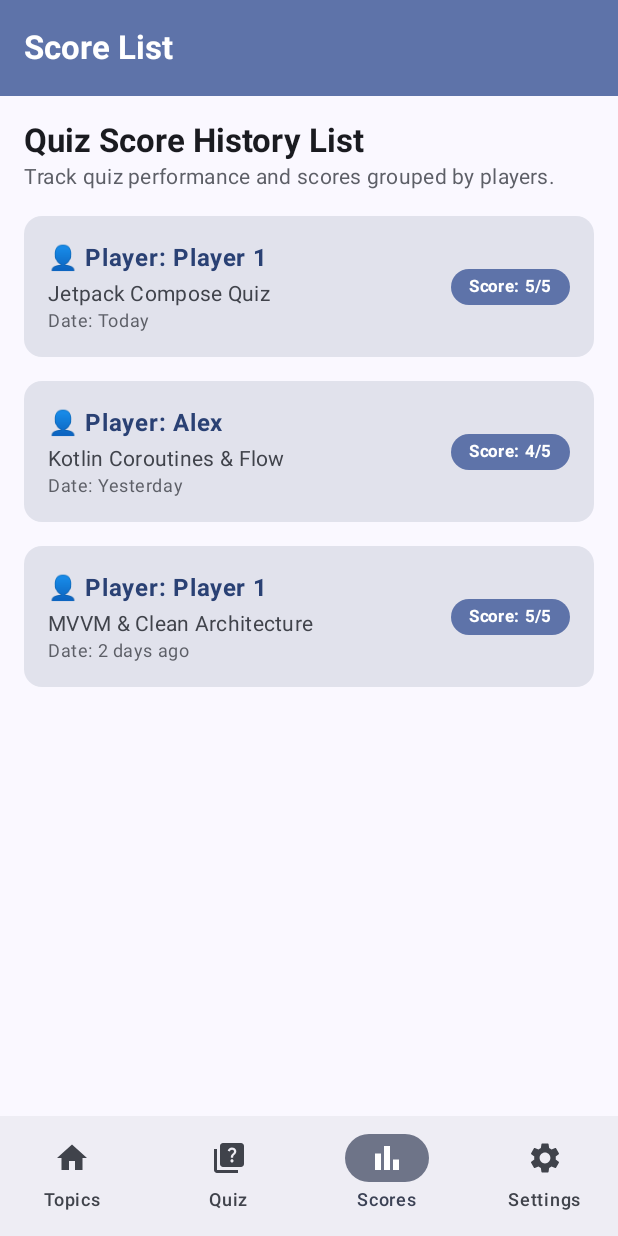
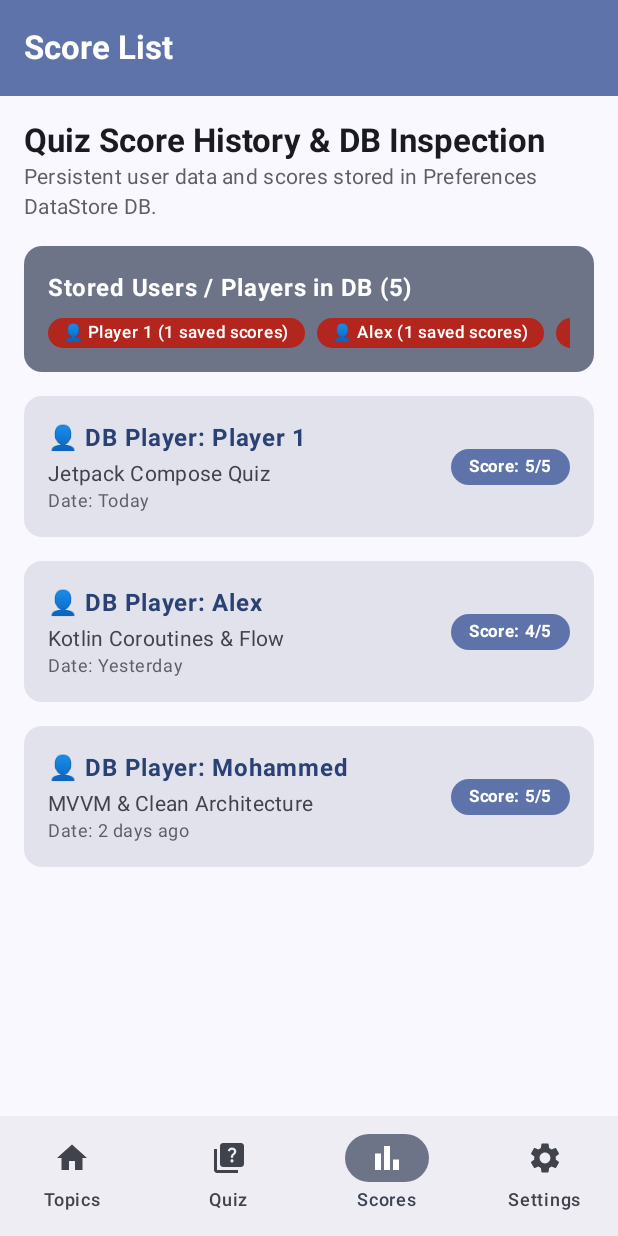
Before and after one commit to JCU-Mobile-Tech/mohammedEduApp, an Android app built with Jetpack Compose: the screen it shows after launch (MainActivity), item 3 of the bottom bar chosen, on a phone screen of 412 x 824 dp. Run offline under Robolectric (Android 15) with nearby library versions, the phone set to English and light mode, and no system bars.

Commit message:
Implement Preferences DataStore database persistence for players and quiz scores with Android Studio App Inspection support

```diff
--- /dev/null
+++ b/app/src/main/java/com/example/mohdeduapp/DataStoreManager.kt
@@ -0,0 +1,52 @@
+package com.example.mohdeduapp
+
+import android.content.Context
+import androidx.datastore.preferences.core.edit
+import androidx.datastore.preferences.core.stringPreferencesKey
+import androidx.datastore.preferences.preferencesDataStore
+import kotlinx.coroutines.flow.Flow
+import kotlinx.coroutines.flow.map
+
+val Context.dataStore by preferencesDataStore(name = "eduquiz_database_preferences")
+
+class DataStoreManager(private val context: Context) {
+    companion object {
+        val PLAYERS_KEY = stringPreferencesKey("registered_players_db")
+        val SCORES_KEY = stringPreferencesKey("quiz_scores_db")
+    }
+
+    val playersFlow: Flow<List<String>> = context.dataStore.data.map { preferences ->
+        val playersString = preferences[PLAYERS_KEY] ?: "Player 1,Alex,Mohammed,Sarah,David"
+        playersString.split(",").filter { it.isNotBlank() }
+    }
+
+    suspend fun savePlayers(players: List<String>) {
+        context.dataStore.edit { preferences ->
+            preferences[PLAYERS_KEY] = players.joinToString(",")
+        }
+    }
+
+    val scoresFlow: Flow<List<QuizScoreRecord>> = context.dataStore.data.map { preferences ->
+        val scoresString = preferences[SCORES_KEY] ?: ""
+        if (scoresString.isBlank()) {
+            listOf(
+                QuizScoreRecord("Player 1", "Jetpack Compose Quiz", 5, 5, "Today"),
+                QuizScoreRecord("Alex", "Kotlin Coroutines & Flow", 4, 5, "Yesterday"),
+                QuizScoreRecord("Mohammed", "MVVM & Clean Architecture", 5, 5, "2 days ago")
+            )
+        } else {
+            scoresString.split(";").mapNotNull { recordStr ->
+                val parts = recordStr.split("|")
+                if (parts.size == 5) {
+                    QuizScoreRecord(parts[0], parts[1], parts[2].toIntOrNull() ?: 0, parts[3].toIntOrNull() ?: 5, parts[4])
+                } else null
+            }
+        }
+    }
+
+    suspend fun saveScores(scores: List<QuizScoreRecord>) {
+        context.dataStore.edit { preferences ->
+            preferences[SCORES_KEY] = scores.joinToString(";") { "${it.playerName}|${it.topicTitle}|${it.score}|${it.total}|${it.date}" }
+        }
+    }
+}
--- a/app/src/main/java/com/example/mohdeduapp/MainActivity.kt
+++ b/app/src/main/java/com/example/mohdeduapp/MainActivity.kt
@@ -23,7 +23,12 @@ import androidx.compose.ui.platform.LocalContext
 import androidx.compose.ui.text.font.FontWeight
 import androidx.compose.ui.unit.dp
 import com.example.mohdeduapp.ui.theme.MohdEduAppTheme
+import kotlinx.coroutines.CoroutineScope
+import kotlinx.coroutines.Dispatchers
 import kotlinx.coroutines.delay
+import kotlinx.coroutines.flow.first
+import kotlinx.coroutines.launch
+import kotlinx.coroutines.runBlocking
 
 data class QuizTopic(
     val id: Int,
@@ -50,31 +55,46 @@ data class QuizScoreRecord(
 )
 
 class MainActivity : ComponentActivity() {
+    private lateinit var dataStoreManager: DataStoreManager
+
     override fun onCreate(savedInstanceState: Bundle?) {
         super.onCreate(savedInstanceState)
+        dataStoreManager = DataStoreManager(applicationContext)
         enableEdgeToEdge()
+
         setContent {
             var darkThemeOverride by remember { mutableStateOf(false) }
             var soundEnabled by remember { mutableStateOf(true) }
             var timerEnabled by remember { mutableStateOf(true) }
 
-            val scoreList = remember {
-                mutableStateListOf(
-                    QuizScoreRecord("Player 1", "Jetpack Compose Quiz", 5, 5, "Today"),
-                    QuizScoreRecord("Alex", "Kotlin Coroutines & Flow", 4, 5, "Yesterday"),
-                    QuizScoreRecord("Player 1", "MVVM & Clean Architecture", 5, 5, "2 days ago"),
-                )
-            }
+            val initialPlayers = runBlocking { dataStoreManager.playersFlow.first() }
+            val initialScores = runBlocking { dataStoreManager.scoresFlow.first() }
+
+            val registeredPlayers = remember { mutableStateListOf(*initialPlayers.toTypedArray()) }
+            val scoreList = remember { mutableStateListOf(*initialScores.toTypedArray()) }
+
+            val coroutineScope = rememberCoroutineScope()
 
             MohdEduAppTheme(darkTheme = darkThemeOverride) {
                 QuizAppRoot(
                     scoreList = scoreList,
+                    registeredPlayers = registeredPlayers,
                     darkTheme = darkThemeOverride,
                     onDarkThemeChanged = { darkThemeOverride = it },
                     soundEnabled = soundEnabled,
                     onSoundEnabledChanged = { soundEnabled = it },
                     timerEnabled = timerEnabled,
                     onTimerEnabledChanged = { timerEnabled = it },
+                    onScoresChanged = { newScores ->
+                        coroutineScope.launch(Dispatchers.IO) {
+                            dataStoreManager.saveScores(newScores)
+                        }
+                    },
+                    onPlayersChanged = { newPlayers ->
+                        coroutineScope.launch(Dispatchers.IO) {
+                            dataStoreManager.savePlayers(newPlayers)
+                        }
+                    },
                 )
             }
         }
@@ -85,18 +105,19 @@ class MainActivity : ComponentActivity() {
 @Composable
 fun QuizAppRoot(
     scoreList: MutableList<QuizScoreRecord>,
+    registeredPlayers: MutableList<String>,
     darkTheme: Boolean,
     onDarkThemeChanged: (Boolean) -> Unit,
     soundEnabled: Boolean,
     onSoundEnabledChanged: (Boolean) -> Unit,
     timerEnabled: Boolean,
     onTimerEnabledChanged: (Boolean) -> Unit,
+    onScoresChanged: (List<QuizScoreRecord>) -> Unit,
+    onPlayersChanged: (List<String>) -> Unit,
 ) {
     var selectedTab by remember { mutableIntStateOf(0) }
     var activeQuizTopic by remember { mutableStateOf<QuizTopic?>(null) }
-    var currentPlayerName by remember { mutableStateOf("Player 1") }
-    var pendingTopicToStart by remember { mutableStateOf<QuizTopic?>(null) }
-    var showPlayerDialog by remember { mutableStateOf(false) }
+    var currentPlayerName by remember { mutableStateOf(registeredPlayers.firstOrNull() ?: "Player 1") }
 
     var searchQuery by remember { mutableStateOf("") }
     var selectedCategory by remember { mutableStateOf("All") }
@@ -112,42 +133,6 @@ fun QuizAppRoot(
             QuizTopic(3, "Data Structures & Algorithms", "Algorithms", "Assess essential DSA patterns, search trees, and complexity analysis.", 12),
             QuizTopic(4, "MVVM & Clean Architecture", "Architecture", "Test your understanding of scalable app architecture, ViewModels, and repositories.", 12),
             QuizTopic(5, "Room Database & SQLite", "Database", "Practice local persistence, entities, DAOs, and migration queries.", 12),
-        )
-    }
-
-    if (showPlayerDialog) {
-        var tempName by remember { mutableStateOf(currentPlayerName) }
-        AlertDialog(
-            onDismissRequest = { showPlayerDialog = false },
-            title = { Text("Enter Player / Quiz Participant") },
-            text = {
-                Column {
-                    Text("Enter player name before starting the quiz:")
-                    Spacer(modifier = Modifier.height(8.dp))
-                    OutlinedTextField(
-                        value = tempName,
-                        onValueChange = { tempName = it },
-                        singleLine = true,
-                        label = { Text("Player Name") },
-                    )
-                }
-            },
-            confirmButton = {
-                TextButton(onClick = {
-                    if (tempName.isNotBlank()) {
-                        currentPlayerName = tempName.trim()
-                    }
-                    showPlayerDialog = false
-                    activeQuizTopic = pendingTopicToStart
-                }) {
-                    Text("Start Quiz")
-                }
-            },
-            dismissButton = {
-                TextButton(onClick = { showPlayerDialog = false }) {
-                    Text("Cancel")
-                }
-            },
         )
     }
 
@@ -212,6 +197,7 @@ fun QuizAppRoot(
                 timerEnabled = timerEnabled,
                 onFinishQuiz = { score, total ->
                     scoreList.add(0, QuizScoreRecord(currentPlayerName, activeQuizTopic!!.title, score, total, "Just now"))
+                    onScoresChanged(scoreList.toList())
                     activeQuizTopic = null
                     selectedTab = 2 // Jump to scores
                 },
@@ -231,23 +217,27 @@ fun QuizAppRoot(
                     searchQuery = searchQuery,
                     onSearchQueryChanged = { searchQuery = it },
                     currentPlayerName = currentPlayerName,
-                    onPlayerNameChanged = { currentPlayerName = it },
-                    onStartQuiz = { topic ->
-                        pendingTopicToStart = topic
-                        showPlayerDialog = true
+                    registeredPlayers = registeredPlayers,
+                    onPlayerSelected = { currentPlayerName = it },
+                    onAddPlayer = { newPlayer ->
+                        if (newPlayer.isNotBlank() && !registeredPlayers.contains(newPlayer)) {
+                            registeredPlayers.add(newPlayer.trim())
+                            currentPlayerName = newPlayer.trim()
+                            onPlayersChanged(registeredPlayers.toList())
+                        }
                     },
+                    onStartQuiz = { activeQuizTopic = it },
                     modifier = Modifier.padding(innerPadding),
                 )
                 1 -> ActivityStartScreen(
                     topics = topics,
-                    onStartQuiz = { topic ->
-                        pendingTopicToStart = topic
-                        showPlayerDialog = true
-                    },
+                    currentPlayerName = currentPlayerName,
+                    onStartQuiz = { activeQuizTopic = it },
                     modifier = Modifier.padding(innerPadding),
                 )
                 2 -> ScoresScreen(
                     scoreList = scoreList,
+                    registeredPlayers = registeredPlayers,
                     modifier = Modifier.padding(innerPadding),
                 )
                 3 -> SettingsScreen(
@@ -257,7 +247,10 @@ fun QuizAppRoot(
                     onSoundEnabledChanged = onSoundEnabledChanged,
                     timerEnabled = timerEnabled,
                     onTimerEnabledChanged = onTimerEnabledChanged,
-                    onClearScores = { scoreList.clear() },
+                    onClearScores = {
+                        scoreList.clear()
+                        onScoresChanged(emptyList())
+                    },
                     modifier = Modifier.padding(innerPadding),
                 )
             }
@@ -277,10 +270,50 @@ fun TopicsScreen(
     searchQuery: String,
     onSearchQueryChanged: (String) -> Unit,
     currentPlayerName: String,
-    onPlayerNameChanged: (String) -> Unit,
+    registeredPlayers: List<String>,
+    onPlayerSelected: (String) -> Unit,
+    onAddPlayer: (String) -> Unit,
     onStartQuiz: (QuizTopic) -> Unit,
     modifier: Modifier = Modifier,
 ) {
+    var showAddPlayerDialog by remember { mutableStateOf(false) }
+    var newPlayerInput by remember { mutableStateOf("") }
+
+    if (showAddPlayerDialog) {
+        AlertDialog(
+            onDismissRequest = { showAddPlayerDialog = false },
+            title = { Text("Add New Player / User") },
+            text = {
+                Column {
+                    Text("Enter participant name:")
+                    Spacer(modifier = Modifier.height(8.dp))
+                    OutlinedTextField(
+                        value = newPlayerInput,
+                        onValueChange = { newPlayerInput = it },
+                        singleLine = true,
+                        label = { Text("Player Name") },
+                    )
+                }
+            },
+            confirmButton = {
+                TextButton(onClick = {
+                    if (newPlayerInput.isNotBlank()) {
+                        onAddPlayer(newPlayerInput)
+                        newPlayerInput = ""
+                    }
+                    showAddPlayerDialog = false
+                }) {
+                    Text("Add & Switch")
+                }
+            },
+            dismissButton = {
+                TextButton(onClick = { showAddPlayerDialog = false }) {
+                    Text("Cancel")
+                }
+            },
+        )
+    }
+
     val filteredTopics = topics.filter { topic ->
         val matchesCategory = (selectedCategory == "All") || (topic.category == selectedCategory)
         val matchesSearch = searchQuery.isBlank() || topic.title.contains(searchQuery, ignoreCase = true) || topic.description.contains(searchQuery, ignoreCase = true)
@@ -306,18 +339,42 @@ fun TopicsScreen(
                         verticalAlignment = Alignment.CenterVertically,
                     ) {
                         Text(
-                            text = "Welcome, $currentPlayerName 👤",
+                            text = "Active User: $currentPlayerName 👤",
                             style = MaterialTheme.typography.titleLarge,
                             fontWeight = FontWeight.Bold,
                             color = MaterialTheme.colorScheme.onPrimaryContainer,
                         )
-                        Badge { Text("Active Player") }
+                        Button(
+                            onClick = { showAddPlayerDialog = true },
+                            colors = ButtonDefaults.buttonColors(containerColor = MaterialTheme.colorScheme.primary),
+                        ) {
+                            Icon(Icons.Default.PersonAdd, contentDescription = null, modifier = Modifier.size(18.dp))
+                            Spacer(modifier = Modifier.width(4.dp))
+                            Text("Switch/Add")
+                        }
                     }
-                    Spacer(modifier = Modifier.height(4.dp))
+                    Spacer(modifier = Modifier.height(8.dp))
                     Text(
-                        text = "Ready for your quiz? Scores are tracked per player in the Score History tab.",
+                        text = "Data & preferences are persisted locally via DataStore DB and inspectable in Android Studio.",
                         style = MaterialTheme.typography.bodyMedium,
                         color = MaterialTheme.colorScheme.onPrimaryContainer,
+                    )
+                }
+            }
+        }
+
+        // Registered Players Selector Chips
+        item {
+            Text("Registered Players / Users (Persistent DB):", style = MaterialTheme.typography.bodySmall, fontWeight = FontWeight.Bold)
+            Spacer(modifier = Modifier.height(4.dp))
+            LazyRow(
+                horizontalArrangement = Arrangement.spacedBy(8.dp),
+            ) {
+                items(registeredPlayers) { player ->
+                    FilterChip(
+                        selected = currentPlayerName == player,
+                        onClick = { onPlayerSelected(player) },
+                        label = { Text("👤 $player") },
                     )
                 }
             }
@@ -457,6 +514,7 @@ fun TopicsScreen(
 @Composable
 fun ActivityStartScreen(
     topics: List<QuizTopic>,
+    currentPlayerName: String,
     onStartQuiz: (QuizTopic) -> Unit,
     modifier: Modifier = Modifier,
 ) {
@@ -473,9 +531,9 @@ fun ActivityStartScreen(
                 colors = CardDefaults.cardColors(containerColor = MaterialTheme.colorScheme.secondaryContainer),
             ) {
                 Column(modifier = Modifier.padding(16.dp)) {
-                    Text("Interactive Quiz Activity Hub ⚡", style = MaterialTheme.typography.titleMedium, fontWeight = FontWeight.Bold)
+                    Text("Active Player: $currentPlayerName 👤", style = MaterialTheme.typography.titleMedium, fontWeight = FontWeight.Bold)
                     Spacer(modifier = Modifier.height(4.dp))
-                    Text("Select any topic below to launch a dynamic assessment session. Questions are randomized every attempt!", style = MaterialTheme.typography.bodyMedium)
+                    Text("Select any topic below to launch a dynamic assessment session. Scores will be saved under $currentPlayerName in persistent DB.", style = MaterialTheme.typography.bodyMedium)
                 }
             }
         }
@@ -676,7 +734,7 @@ fun QuizScreen(
                     Text("Your Score: $correctCount / ${randomQuestions.size}", style = MaterialTheme.typography.titleLarge)
                     Spacer(modifier = Modifier.height(16.dp))
                     Button(onClick = { onFinishQuiz(correctCount, randomQuestions.size) }) {
-                        Text("Save Score & View History")
+                        Text("Save Score to DB & View History")
                     }
                 }
             }
@@ -762,6 +820,7 @@ fun QuizScreen(
 @Composable
 fun ScoresScreen(
     scoreList: List<QuizScoreRecord>,
+    registeredPlayers: List<String>,
     modifier: Modifier = Modifier,
 ) {
     LazyColumn(
@@ -773,20 +832,40 @@ fun ScoresScreen(
     ) {
         item {
             Text(
-                text = "Quiz Score History List",
+                text = "Quiz Score History & DB Inspection",
                 style = MaterialTheme.typography.titleLarge,
                 fontWeight = FontWeight.Bold,
             )
             Text(
-                text = "Track quiz performance and scores grouped by players.",
+                text = "Persistent user data and scores stored in Preferences DataStore DB.",
                 style = MaterialTheme.typography.bodyMedium,
                 color = MaterialTheme.colorScheme.outline,
             )
         }
 
+        item {
+            Card(
+                modifier = Modifier.fillMaxWidth(),
+                colors = CardDefaults.cardColors(containerColor = MaterialTheme.colorScheme.secondaryContainer),
+            ) {
+                Column(modifier = Modifier.padding(16.dp)) {
+                    Text("Stored Users / Players in DB (${registeredPlayers.size})", fontWeight = FontWeight.Bold)
+                    Spacer(modifier = Modifier.height(8.dp))
+                    LazyRow(horizontalArrangement = Arrangement.spacedBy(8.dp)) {
+                        items(registeredPlayers) { p ->
+                            val pCount = scoreList.count { it.playerName == p }
+                            Badge {
+                                Text("👤 $p ($pCount saved scores)", modifier = Modifier.padding(horizontal = 6.dp, vertical = 2.dp))
+                            }
+                        }
+                    }
+                }
+            }
+        }
+
         if (scoreList.isEmpty()) {
             item {
-                Text("No quiz scores recorded yet.", style = MaterialTheme.typography.bodyMedium, color = MaterialTheme.colorScheme.outline)
+                Text("No quiz scores recorded yet in database.", style = MaterialTheme.typography.bodyMedium, color = MaterialTheme.colorScheme.outline)
             }
         } else {
             items(scoreList) { record ->
@@ -802,7 +881,7 @@ fun ScoresScreen(
                         verticalAlignment = Alignment.CenterVertically,
                     ) {
                         Column {
-                            Text("👤 Player: ${record.playerName}", fontWeight = FontWeight.Bold, color = MaterialTheme.colorScheme.primary)
+                            Text("👤 DB Player: ${record.playerName}", fontWeight = FontWeight.Bold, color = MaterialTheme.colorScheme.primary)
                             Spacer(modifier = Modifier.height(2.dp))
                             Text(record.topicTitle, style = MaterialTheme.typography.bodyMedium)
                             Text("Date: ${record.date}", style = MaterialTheme.typography.bodySmall, color = MaterialTheme.colorScheme.outline)
@@ -840,14 +919,14 @@ fun SettingsScreen(
         AlertDialog(
             onDismissRequest = { showClearConfirm = false },
             title = { Text("Clear All Score History") },
-            text = { Text("Are you sure you want to clear all your saved quiz scores? This action cannot be undone.") },
+            text = { Text("Are you sure you want to clear all your saved quiz scores from local database? This action cannot be undone.") },
             confirmButton = {
                 TextButton(onClick = {
                     onClearScores()
                     showClearConfirm = false
-                    Toast.makeText(context, "Score history cleared successfully!", Toast.LENGTH_SHORT).show()
+                    Toast.makeText(context, "Database cleared successfully!", Toast.LENGTH_SHORT).show()
                 }) {
-                    Text("Clear", color = MaterialTheme.colorScheme.error)
+                    Text("Clear DB", color = MaterialTheme.colorScheme.error)
                 }
             },
             dismissButton = {
@@ -944,7 +1023,7 @@ fun SettingsScreen(
                     Row(
                         modifier = Modifier.fillMaxWidth(),
                         verticalAlignment = Alignment.CenterVertically,
-                        horizontalArrangement = Arrangement.SpaceBetween,
+                        horizontalArrangement = /*******/ Arrangement.SpaceBetween,
                     ) {
                         Row(verticalAlignment = Alignment.CenterVertically) {
                             Icon(Icons.Default.Notifications, contentDescription = null)
@@ -1041,7 +1120,7 @@ fun SettingsScreen(
                     ) {
                         Icon(Icons.Default.Delete, contentDescription = null, tint = MaterialTheme.colorScheme.onErrorContainer)
                         Spacer(modifier = Modifier.width(8.dp))
-                        Text("Clear All Score History", color = MaterialTheme.colorScheme.onErrorContainer)
+                        Text("Clear Database History", color = MaterialTheme.colorScheme.onErrorContainer)
                     }
                 }
             }
@@ -1057,7 +1136,7 @@ fun SettingsScreen(
                         Spacer(modifier = Modifier.width(12.dp))
                         Column {
                             Text("About EduQuiz", fontWeight = FontWeight.Bold)
-                            Text("Version 1.0.0 • Built with Jetpack Compose", style = MaterialTheme.typography.bodySmall, color = MaterialTheme.colorScheme.outline)
+                            Text("Version 1.0.0 • Persistent Preferences DataStore DB", style = MaterialTheme.typography.bodySmall, color = MaterialTheme.colorScheme.outline)
                         }
                     }
                 }
```
